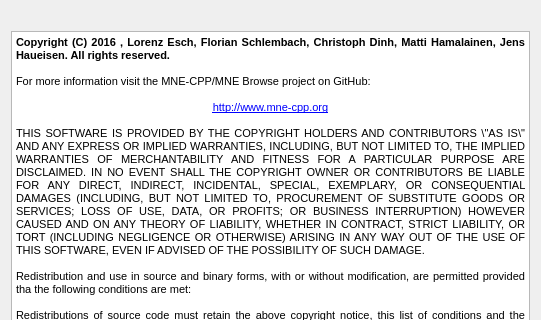
Above: src/applications/mne_browse/Windows/aboutwindow.ui from mne-tools/mne-cpp before the change; both pictures show x 0 to 541 and y 0 to 320 of the 541 by 708 pixel window. Below: the same form after it.
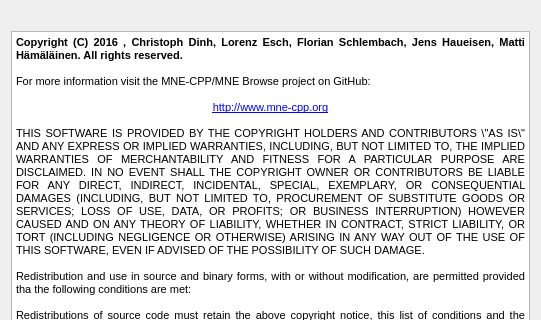
That is the form after the change. Icons and pictures are not drawn.

```diff
--- a/src/applications/mne_browse/Windows/aboutwindow.ui
+++ b/src/applications/mne_browse/Windows/aboutwindow.ui
@@ -70,7 +70,7 @@
 &lt;html&gt;&lt;head&gt;&lt;meta name=&quot;qrichtext&quot; content=&quot;1&quot; /&gt;&lt;style type=&quot;text/css&quot;&gt;
 p, li { white-space: pre-wrap; }
 &lt;/style&gt;&lt;/head&gt;&lt;body style=&quot; font-family:'MS Shell Dlg 2'; font-size:8.25pt; font-weight:400; font-style:normal;&quot;&gt;
-&lt;p align=&quot;justify&quot; style=&quot; margin-top:0px; margin-bottom:0px; margin-left:0px; margin-right:0px; -qt-block-indent:0; text-indent:0px;&quot;&gt;&lt;span style=&quot; font-size:8pt; font-weight:600;&quot;&gt;Copyright (C) 2016 , Lorenz Esch, Florian Schlembach, Christoph Dinh, Matti Hamalainen, Jens Haueisen. All rights reserved.&lt;/span&gt;&lt;/p&gt;
+&lt;p align=&quot;justify&quot; style=&quot; margin-top:0px; margin-bottom:0px; margin-left:0px; margin-right:0px; -qt-block-indent:0; text-indent:0px;&quot;&gt;&lt;span style=&quot; font-size:8pt; font-weight:600;&quot;&gt;Copyright (C) 2016 , Christoph Dinh, Lorenz Esch, Florian Schlembach, Jens Haueisen, Matti Hämäläinen. All rights reserved.&lt;/span&gt;&lt;/p&gt;
 &lt;p align=&quot;justify&quot; style=&quot;-qt-paragraph-type:empty; margin-top:0px; margin-bottom:0px; margin-left:0px; margin-right:0px; -qt-block-indent:0; text-indent:0px; font-size:8pt;&quot;&gt;&lt;br /&gt;&lt;/p&gt;
 &lt;p align=&quot;justify&quot; style=&quot; margin-top:0px; margin-bottom:0px; margin-left:0px; margin-right:0px; -qt-block-indent:0; text-indent:0px;&quot;&gt;&lt;span style=&quot; font-size:8pt;&quot;&gt;For more information visit the MNE-CPP/MNE Browse project on GitHub:&lt;/span&gt;&lt;/p&gt;
 &lt;p align=&quot;justify&quot; style=&quot;-qt-paragraph-type:empty; margin-top:0px; margin-bottom:0px; margin-left:0px; margin-right:0px; -qt-block-indent:0; text-indent:0px; font-size:8pt;&quot;&gt;&lt;br /&gt;&lt;/p&gt;
```
Left out of the diff: 2 changed lines with no effect on the pictures.
